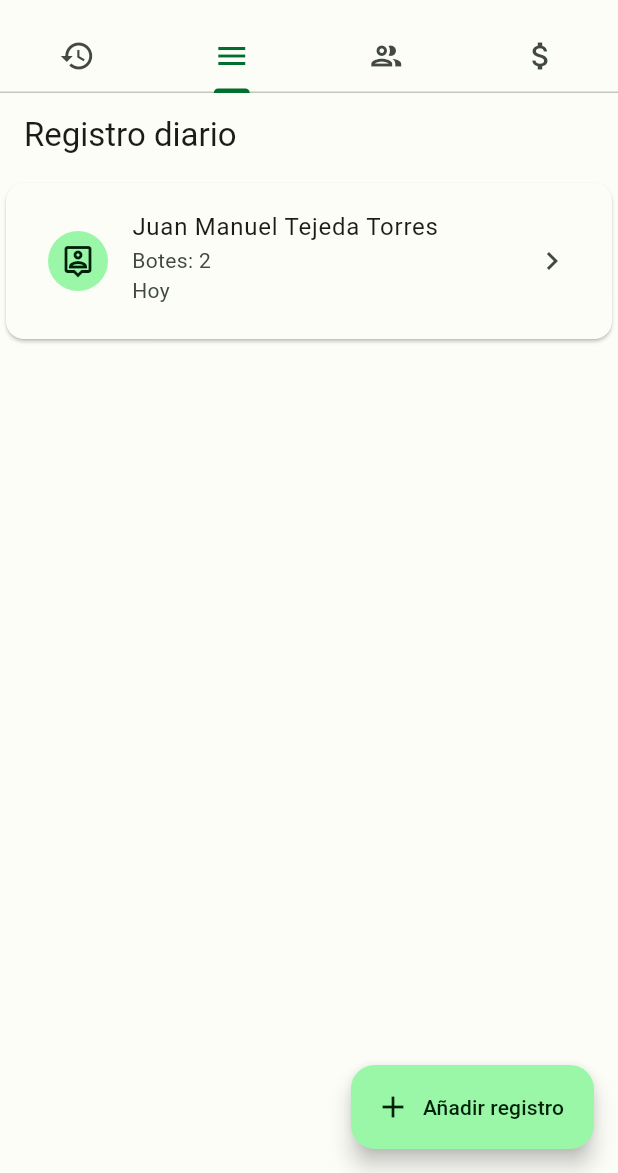
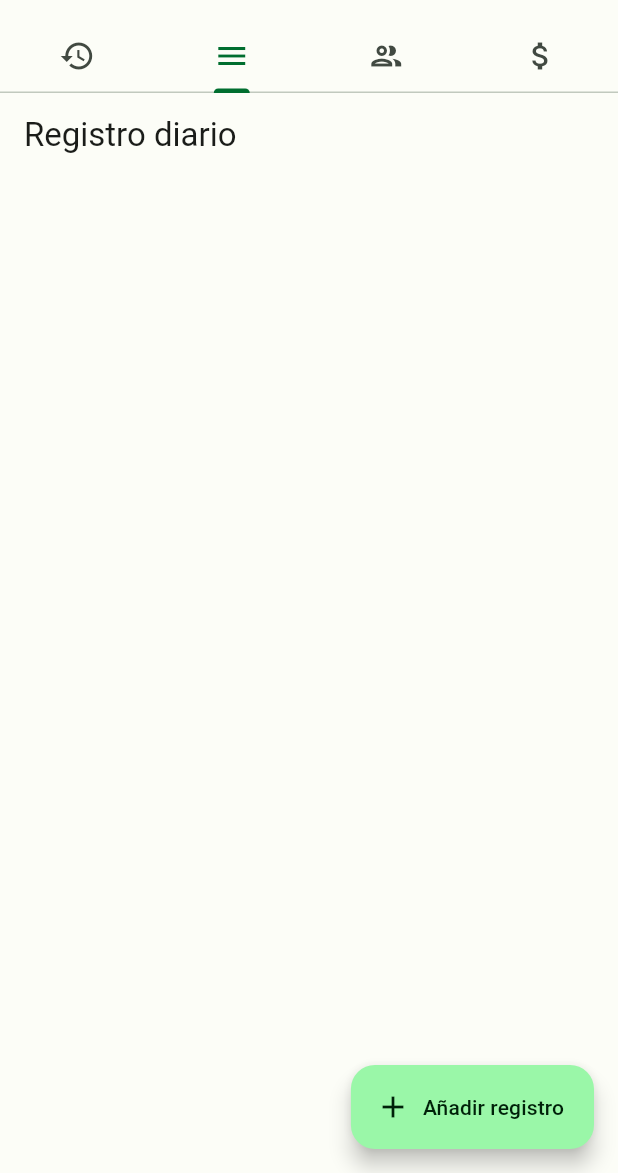
Before and after one commit to noobcooder007/agro-bonsai, a Flutter app: the screen it shows after launch, on a phone screen of 412 x 824 dp, the part 63-1236 px from its top. Run offline on Flutter 3.47's test engine with Material 3 defaults, Android fonts, the phone set to English and light mode, and no system bars.

Commit message:
piecework screen added

```diff
--- a/lib/domain/models/employee.dart
+++ b/lib/domain/models/employee.dart
@@ -46,4 +46,8 @@ class Employee {
         "fdCreatedAt": fdCreatedAt,
         "fiIsActive": fiIsActive,
       };
+
+  String get fullName {
+    return '$fcFirstName $fcFirstLastName $fcSecondLastName';
+  }
 }
--- /dev/null
+++ b/lib/domain/models/piecework.dart
@@ -0,0 +1,53 @@
+// To parse this JSON data, do
+//
+//     final piecework = pieceworkFromJson(jsonString);
+
+import 'dart:convert';
+
+import 'package:agro_bonsai/domain/models/employee.dart';
+
+enum TypePiecework { hours, piece }
+
+Piecework pieceworkFromJson(String str) => Piecework.fromJson(json.decode(str));
+
+String pieceworkToJson(Piecework data) => json.encode(data.toJson());
+
+class Piecework {
+  int? pkiId;
+  Employee fkiEmployee;
+  TypePiecework fcTypePiecework;
+  int fiQuantity;
+  DateTime fdCreatedAt;
+  bool fiIsActive;
+
+  Piecework({
+    required this.pkiId,
+    required this.fkiEmployee,
+    required this.fcTypePiecework,
+    required this.fiQuantity,
+    required this.fdCreatedAt,
+    required this.fiIsActive,
+  });
+
+  factory Piecework.fromJson(Map<String, dynamic> json) => Piecework(
+        pkiId: json["pkiId"],
+        fkiEmployee: json["fkiEmployee"],
+        fcTypePiecework: json["fcTypePiecework"],
+        fiQuantity: json["fiQuantity"],
+        fdCreatedAt: json["fdCreatedAt"],
+        fiIsActive: json["fiIsActive"],
+      );
+
+  Map<String, dynamic> toJson() => {
+        "pkiId": pkiId,
+        "fkiEmployee": fkiEmployee,
+        "fcTypePiecework": fcTypePiecework,
+        "fiQuantity": fiQuantity,
+        "fdCreatedAt": fdCreatedAt,
+        "fiIsActive": fiIsActive,
+      };
+
+  String get fullName {
+    return '${fkiEmployee.fcFirstName} ${fkiEmployee.fcFirstLastName} ${fkiEmployee.fcSecondLastName}';
+  }
+}
--- a/lib/main.dart
+++ b/lib/main.dart
@@ -1,4 +1,5 @@
 import 'package:agro_bonsai/providers/employees/employee_provider.dart';
+import 'package:agro_bonsai/providers/piecework/piecework_provider.dart';
 import 'package:flutter/material.dart';
 
 import 'package:agro_bonsai/theme/color_schemes.dart';
@@ -19,6 +20,7 @@ class MyApp extends StatelessWidget {
     return MultiProvider(
       providers: [
         ChangeNotifierProvider(create: (_) => EmployeeProvider()),
+        ChangeNotifierProvider(create: (_) => PieceworkProvider()),
       ],
       child: MaterialApp(
         theme: ThemeData(useMaterial3: true, colorScheme: lightColorScheme),
--- /dev/null
+++ b/lib/presentation/piecework/pages/piecework_page.dart
@@ -0,0 +1,63 @@
+import 'package:agro_bonsai/helpers/current_date.dart';
+import 'package:agro_bonsai/providers/employees/employee_provider.dart';
+import 'package:agro_bonsai/shared/custom_list_tile.dart';
+import 'package:flutter/material.dart';
+
+import 'package:provider/provider.dart';
+
+import 'package:agro_bonsai/presentation/piecework/widgets/add_piecework_form.dart';
+import 'package:agro_bonsai/providers/piecework/piecework_provider.dart';
+import 'package:agro_bonsai/shared/custom_form.dart';
+import 'package:agro_bonsai/domain/models/piecework.dart';
+
+class RegisterPage extends StatefulWidget {
+  const RegisterPage({super.key});
+
+  @override
+  State<RegisterPage> createState() => _RegisterPageState();
+}
+
+class _RegisterPageState extends State<RegisterPage> {
+  @override
+  Widget build(BuildContext context) {
+    final pieceworkProvider = context.watch<PieceworkProvider>();
+    final employeeProvider = context.watch<EmployeeProvider>();
+
+    return Scaffold(
+      appBar: AppBar(
+        title: const Text('Registro diario'),
+      ),
+      body: SingleChildScrollView(
+        child: Column(
+          children: [
+            ...pieceworkProvider.pieceworks.map((e) => CustomListTile(
+                    leading: const Icon(Icons.person_pin_outlined),
+                    trailing: const Icon(Icons.keyboard_arrow_right_outlined),
+                    title: Text(e.fullName),
+                    subtitle: [
+                      Text('${e.fcTypePiecework}: ${e.fiQuantity}'),
+                      Text(CustomFormatDate.parse(e.fdCreatedAt))
+                    ]))
+          ],
+        ),
+      ),
+      floatingActionButton: FloatingActionButton.extended(
+          label: const Text('Añadir registro'),
+          icon: const Icon(Icons.add_outlined),
+          onPressed: () {
+            showModalBottomSheet(
+                shape: const RoundedRectangleBorder(
+                    borderRadius: BorderRadius.only(
+                        topLeft: Radius.circular(10.0),
+                        topRight: Radius.circular(10.0))),
+                context: context,
+                builder: (_) => CustomForm(
+                        child: AddPieceworkForm(
+                      employees: employeeProvider.employees,
+                      function: (Piecework piecework) =>
+                          pieceworkProvider.addPiecework(piecework),
+                    )));
+          }),
+    );
+  }
+}
--- a/lib/presentation/presentation.dart
+++ b/lib/presentation/presentation.dart
@@ -1,4 +1,4 @@
 export 'package:agro_bonsai/presentation/employees/pages/employees_page.dart';
 export 'package:agro_bonsai/presentation/history/pages/history/history_page.dart';
-export 'package:agro_bonsai/presentation/register/pages/register_page.dart';
+export 'package:agro_bonsai/presentation/piecework/pages/piecework_page.dart';
 export 'package:agro_bonsai/presentation/salary/pages/salary_page.dart';
--- a/lib/presentation/register/pages/register_page.dart
+++ /dev/null
@@ -1,44 +0,0 @@
-import 'package:flutter/material.dart';
-
-import 'package:agro_bonsai/helpers/current_date.dart';
-import 'package:agro_bonsai/shared/custom_form.dart';
-import 'package:agro_bonsai/shared/custom_list_tile.dart';
-
-class RegisterPage extends StatelessWidget {
-  const RegisterPage({super.key});
-
-  @override
-  Widget build(BuildContext context) {
-    return Scaffold(
-      appBar: AppBar(
-        title: const Text('Registro diario'),
-      ),
-      body: SingleChildScrollView(
-        child: Column(
-          children: [
-            CustomListTile(
-                leading: const Icon(Icons.person_pin_outlined),
-                title: const Text('Juan Manuel Tejeda Torres'),
-                subtitle: [
-                  const Text('Botes: 2'),
-                  Text(CustomFormatDate.parse(DateTime.now()))
-                ],
-                trailing: const Icon(Icons.keyboard_arrow_right_outlined))
-          ],
-        ),
-      ),
-      floatingActionButton: FloatingActionButton.extended(
-          label: const Text('Añadir registro'),
-          icon: const Icon(Icons.add_outlined),
-          onPressed: () {
-            showModalBottomSheet(
-                shape: const RoundedRectangleBorder(
-                    borderRadius: BorderRadius.only(
-                        topLeft: Radius.circular(10.0),
-                        topRight: Radius.circular(10.0))),
-                context: context,
-                builder: (_) => const CustomForm(child: Placeholder()));
-          }),
-    );
-  }
-}
--- a/lib/providers/employees/employee_provider.dart
+++ b/lib/providers/employees/employee_provider.dart
@@ -3,25 +3,7 @@ import 'package:flutter/material.dart';
 import 'package:agro_bonsai/domain/models/employee.dart';
 
 class EmployeeProvider with ChangeNotifier {
-  // final List<Employee> _employees = List.empty();
-  final List<Employee> _employees = [
-    Employee(
-        pkiId: 1,
-        fcFirstName: 'Juan Manuel',
-        fcFirstLastName: 'Tejeda',
-        fcSecondLastName: 'Torres',
-        fdBirthday: DateTime(1997, 9, 11),
-        fdCreatedAt: DateTime.now(),
-        fiIsActive: true),
-    Employee(
-        pkiId: 2,
-        fcFirstName: 'John',
-        fcFirstLastName: 'Doe',
-        fcSecondLastName: '',
-        fdBirthday: DateTime(1997, 12, 30),
-        fdCreatedAt: DateTime.now(),
-        fiIsActive: true)
-  ];
+  final List<Employee> _employees = List.empty();
 
   List<Employee> get employees {
     return _employees;
--- /dev/null
+++ b/lib/providers/piecework/piecework_provider.dart
@@ -0,0 +1,16 @@
+import 'package:flutter/material.dart';
+
+import 'package:agro_bonsai/domain/models/piecework.dart';
+
+class PieceworkProvider with ChangeNotifier {
+  final List<Piecework> _pieceworks = List.empty();
+
+  List<Piecework> get pieceworks {
+    return _pieceworks;
+  }
+
+  addPiecework(Piecework piecework) {
+    _pieceworks.add(piecework);
+    notifyListeners();
+  }
+}
```
Also changed, not shown: lib/presentation/piecework/widgets/add_piecework_form.dart (added, +126 -0 lines).
